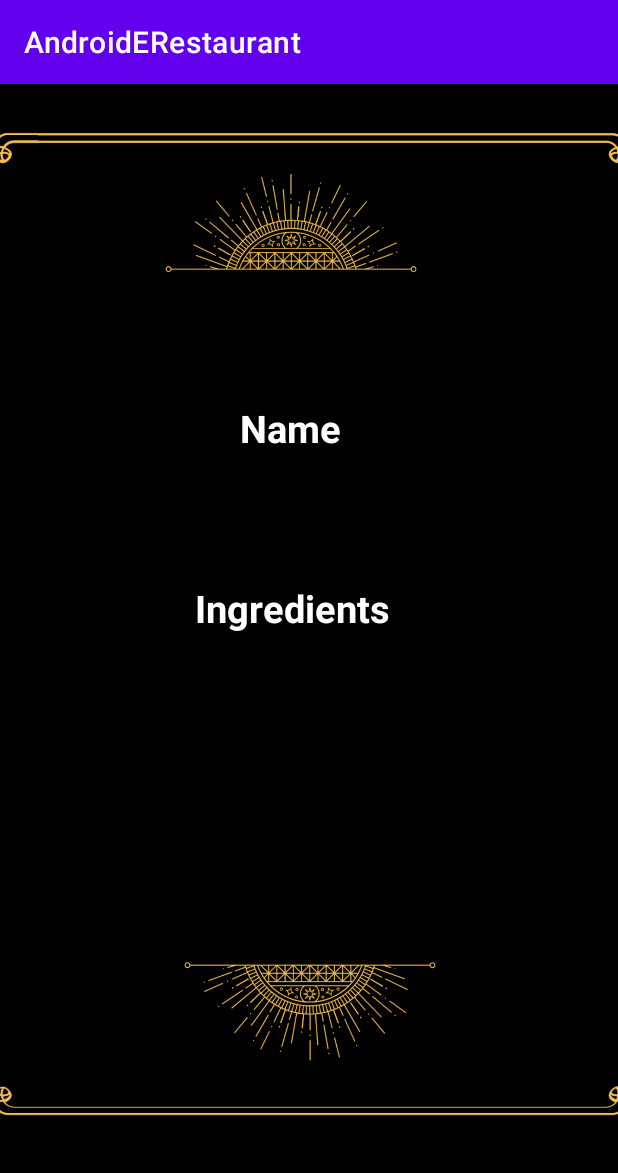
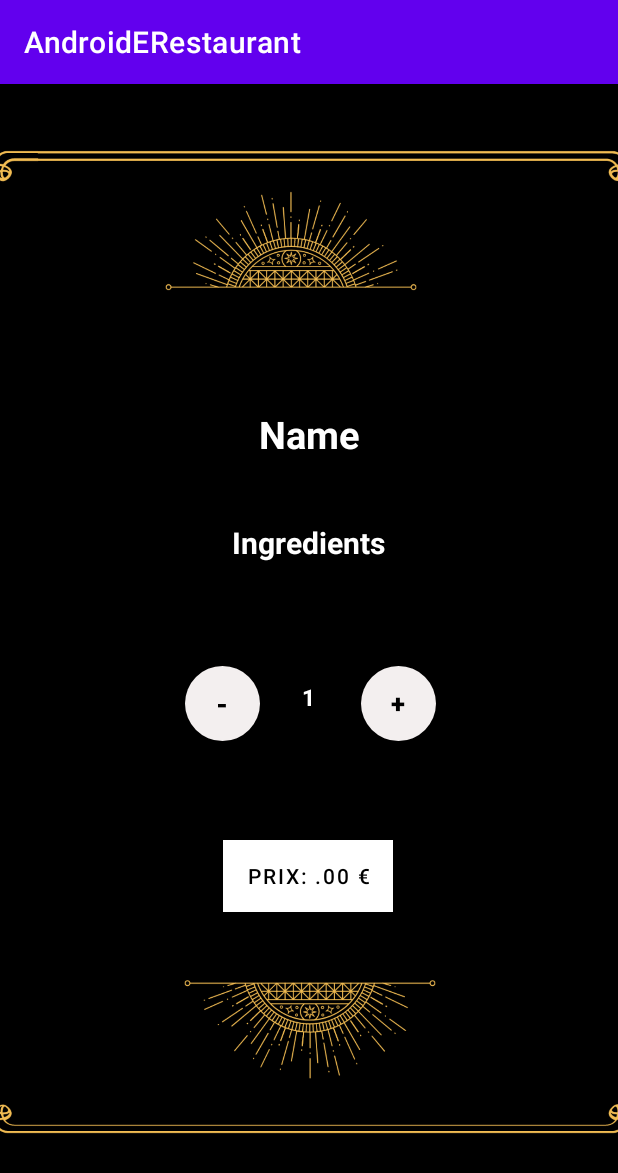
Before and after one commit to Pr00di/AndroidERestaurant, an Android app: the DetailActivity screen opened directly, with no data from a screen before it, on a phone screen of 412 x 824 dp. Shown: the top 1173 px of the screen. Run offline under Robolectric (Android 15) with nearby library versions, the light colour scheme and no system bars; our stand-ins replace Picasso; network calls fail; pictures from the network do not load; 5 statements that could not run were skipped.

Commit message:
Mercredi_29_Mars_Bouton+-_Prix

```diff
--- a/app/src/main/java/fr/isen/ravel/androiderestaurant/DetailActivity.kt
+++ b/app/src/main/java/fr/isen/ravel/androiderestaurant/DetailActivity.kt
@@ -8,69 +8,74 @@ import android.util.Log
 import android.view.LayoutInflater
 import android.view.View
 import android.view.ViewGroup
+import android.widget.Button
 import android.widget.ImageView
 import android.widget.TextView
 import androidx.fragment.app.Fragment
 import androidx.fragment.app.FragmentManager
 import androidx.fragment.app.FragmentPagerAdapter
 import androidx.viewpager.widget.ViewPager
-import com.google.gson.Gson
 import com.squareup.picasso.Picasso
-import java.lang.StringBuilder
+import java.text.DecimalFormat
 
 @Suppress("DEPRECATION")
 class DetailActivity : AppCompatActivity() {
+
+    lateinit var itemName: Items
+    // Initialiser les variables
+    private var quantity = 1
+    var price = 0.0// Remplacez cette valeur par le prix du plat
+    private lateinit var priceTextView: Button
+
+    // Mettre à jour le prix en fonction de la quantité
+    private fun updatePrice() {
+        val totalPrice = price * quantity.toDouble()
+        val decimalFormat = DecimalFormat("#.00")
+        priceTextView.text = "Prix: ${decimalFormat.format(totalPrice)} €"
+    }
     override fun onCreate(savedInstanceState: Bundle?)
     {
         super.onCreate(savedInstanceState)
         setContentView(R.layout.activity_detail)
 
-        val itemName = intent.getSerializableExtra("itemsList") as Items
-        Log.d("DetailActivity", "itemSelectionne: $itemName")
+        itemName = intent.getSerializableExtra("itemsList") as Items
+        Log.d("DetailActivity" , "itemSelectionne: $itemName")
+        //price = itemName.prices[0].price.
 
-        // Les éléments à afficher lors de la sélection
+        // Récupérer les éléments de la vue
         val imageViewPager = findViewById<ViewPager>(R.id.imageViewPager)
-        val imageAdapter = ImagePagerAdapter(supportFragmentManager, itemName.images)
+        val imageAdapter = ImagePagerAdapter(supportFragmentManager , itemName.images)
         imageViewPager.adapter = imageAdapter
-
         val nameView = findViewById<TextView>(R.id.NamePlats)
-        val descriptionView = findViewById<TextView>(R.id.DescriptionPlats)
-        //val priceView = findViewById<TextView>(R.id.textViewPrice)
-
-        /*if(itemName.images.isNotEmpty() && itemName.images[0].isNotEmpty()){
-            Picasso.get()
-                .load(itemName.images[0])
-                .placeholder(R.drawable.placeholder_image)
-                .error(R.drawable.placeholder_image)
-                .into(imageViewPager)
-        } else{
-            imageViewPager.setPageMarginDrawable(R.drawable.placeholder_image)
-        }*/
+        val descriptionView  = findViewById<TextView>(R.id.DescriptionPlats)
+        val decreaseButton = findViewById<Button>(R.id.decreaseButton)
+        val increaseButton = findViewById<Button>(R.id.increaseButton)
+        val quantityTextView = findViewById<TextView>(R.id.QuantitySelected)
+        priceTextView = findViewById<Button>(R.id.buttonPrice)
 
         //On met à jour les infos de la selection
         nameView.text = itemName.nameFr
-        descriptionView.text = itemName.ingredients.joinToString(",") { it.nameFr.orEmpty()}
+        descriptionView.text = itemName.ingredients.joinToString(",") { it.nameFr.orEmpty() }
 
-        /*
-        val IngredientsList = itemName.ingredients
-        val sb = StringBuilder()
-        for (i in IngredientsList.indices)
-        {
-            sb.append(IngredientsList[i].nameFr)
-            if (i != IngredientsList.size - 1)
-            {
-                sb.append(", ")
+        // Gérer les événements de clic sur les boutons
+        decreaseButton.setOnClickListener {
+            if (quantity > 1) {
+                quantity -= 1
+                quantityTextView.text = quantity.toString()
+                updatePrice()
             }
         }
-        descriptionView.text = sb.toString()
-        //priceView.text = itemName.prices[0].price
-        //Picasso.get().load(itemName.images).into(imageView)
-        //descriptionView.text = itemNameJson.ingredients
-        //prixPlat.text = String.format(Locale.getDefault(), "%.2f", plat.prix)
-        //val item = gson.fromJson(itemJson , Items::class.java)
 
-        val itemImageJson = intent.getSerializableExtra("itemsList") as Items
-        */
+        increaseButton.setOnClickListener {
+            if (quantity < 10) {
+                quantity += 1
+                quantityTextView.text = quantity.toString()
+                updatePrice()
+            }
+        }
+
+        // Initialiser le prix
+        updatePrice()
     }
 
 
@@ -84,7 +89,11 @@ class DetailActivity : AppCompatActivity() {
         }
     }
 
-
+    //L'imageFragment est une classe de fragment personnalisée qui va permettre d'afficher
+    //une image à l'intérieur d'un ViewPager
+    //Dans notre cas, on veut afficher une image à partir d'une liste d'URL d'images.
+    //Le ViewPager utilisera plusieurs instances de ce fragment pour afficher chaque image de la liste d'URL
+    //permettant à l'utilisateur de faire défiler les images horizontalement.
     class ImageFragment : Fragment()
     {
 
--- /dev/null
+++ b/app/src/main/res/drawable/circle_button.xml
@@ -0,0 +1,5 @@
+<?xml version="1.0" encoding="utf-8"?>
+<shape xmlns:android="http://schemas.android.com/apk/res/android">
+    <solid android:color="@android:color/white" />
+    <corners android:radius="400dp" />
+</shape>
--- a/app/src/main/res/layout/activity_detail.xml
+++ b/app/src/main/res/layout/activity_detail.xml
@@ -13,10 +13,10 @@
         android:layout_height="800dp"
         app:layout_constraintBottom_toBottomOf="parent"
         app:layout_constraintEnd_toEndOf="parent"
-        app:layout_constraintHorizontal_bias="0.504"
+        app:layout_constraintHorizontal_bias="0.503"
         app:layout_constraintStart_toStartOf="parent"
         app:layout_constraintTop_toTopOf="parent"
-        app:layout_constraintVertical_bias="0.876"
+        app:layout_constraintVertical_bias="0.507"
         app:srcCompat="@drawable/category" />
 
     <androidx.viewpager.widget.ViewPager
@@ -30,13 +30,13 @@
         android:id="@+id/NamePlats"
         android:layout_width="wrap_content"
         android:layout_height="wrap_content"
-        android:layout_marginTop="212dp"
+        android:layout_marginTop="216dp"
         android:text="Name"
+        android:textAlignment="center"
         android:textColor="@color/white"
         android:textSize="25sp"
         android:textStyle="bold"
         app:layout_constraintEnd_toEndOf="parent"
-        app:layout_constraintHorizontal_bias="0.465"
         app:layout_constraintStart_toStartOf="parent"
         app:layout_constraintTop_toTopOf="parent" />
 
@@ -44,16 +44,79 @@
         android:id="@+id/DescriptionPlats"
         android:layout_width="wrap_content"
         android:layout_height="wrap_content"
+        android:layout_marginTop="292dp"
         android:text="Ingredients"
+        android:textAlignment="center"
         android:textColor="@color/white"
-        android:textSize="25sp"
+        android:textSize="20dp"
         android:textStyle="bold"
-        app:layout_constraintBottom_toBottomOf="parent"
         app:layout_constraintEnd_toEndOf="parent"
-        app:layout_constraintHorizontal_bias="0.462"
+        app:layout_constraintHorizontal_bias="0.498"
         app:layout_constraintStart_toStartOf="parent"
-        app:layout_constraintTop_toTopOf="parent"
-        app:layout_constraintVertical_bias="0.453" />
+        app:layout_constraintTop_toTopOf="parent" />
+
+    <Button
+        android:id="@+id/decreaseButton"
+        android:layout_width="50dp"
+        android:layout_height="50dp"
+        android:layout_marginTop="388dp"
+        android:background="@drawable/circle_button"
+        android:text="-"
+        android:textColor="@android:color/black"
+        android:textSize="18dp"
+        android:textStyle="bold"
+        app:backgroundTint="#F3EFEF"
+        app:layout_constraintEnd_toEndOf="parent"
+        app:layout_constraintHorizontal_bias="0.34"
+        app:layout_constraintStart_toStartOf="parent"
+        app:layout_constraintTop_toTopOf="parent" />
+
+    <TextView
+        android:id="@+id/QuantitySelected"
+        android:layout_width="40dp"
+        android:layout_height="50dp"
+        android:layout_marginTop="388dp"
+        android:background="@color/black"
+        android:padding="10dp"
+        android:text="1"
+        android:textAlignment="center"
+        android:textColor="@color/white"
+        android:textSize="15dp"
+        android:textStyle="bold"
+        app:layout_constraintEnd_toStartOf="@+id/increaseButton"
+        app:layout_constraintHorizontal_bias="0.444"
+        app:layout_constraintStart_toEndOf="@+id/decreaseButton"
+        app:layout_constraintTop_toTopOf="parent" />
+
+    <Button
+        android:id="@+id/increaseButton"
+        android:layout_width="50dp"
+        android:layout_height="50dp"
+        android:layout_marginTop="388dp"
+        android:background="@drawable/circle_button"
+        android:text="+"
+        android:textColor="@android:color/black"
+        android:textSize="17dp"
+        android:textStyle="bold"
+        app:backgroundTint="#F3EFEF"
+        app:layout_constraintEnd_toEndOf="parent"
+        app:layout_constraintHorizontal_bias="0.664"
+        app:layout_constraintStart_toStartOf="parent"
+        app:layout_constraintTop_toTopOf="parent" />
+
+    <Button
+        android:id="@+id/buttonPrice"
+        android:layout_width="wrap_content"
+        android:layout_height="wrap_content"
+        android:layout_marginTop="504dp"
+        android:background="@color/white"
+        android:text="Prix"
+        android:textColor="@color/black"
+        app:backgroundTint="#FFFFFF"
+        app:layout_constraintEnd_toEndOf="parent"
+        app:layout_constraintHorizontal_bias="0.498"
+        app:layout_constraintStart_toStartOf="parent"
+        app:layout_constraintTop_toTopOf="parent" />
 
 
 </androidx.constraintlayout.widget.ConstraintLayout>
```
